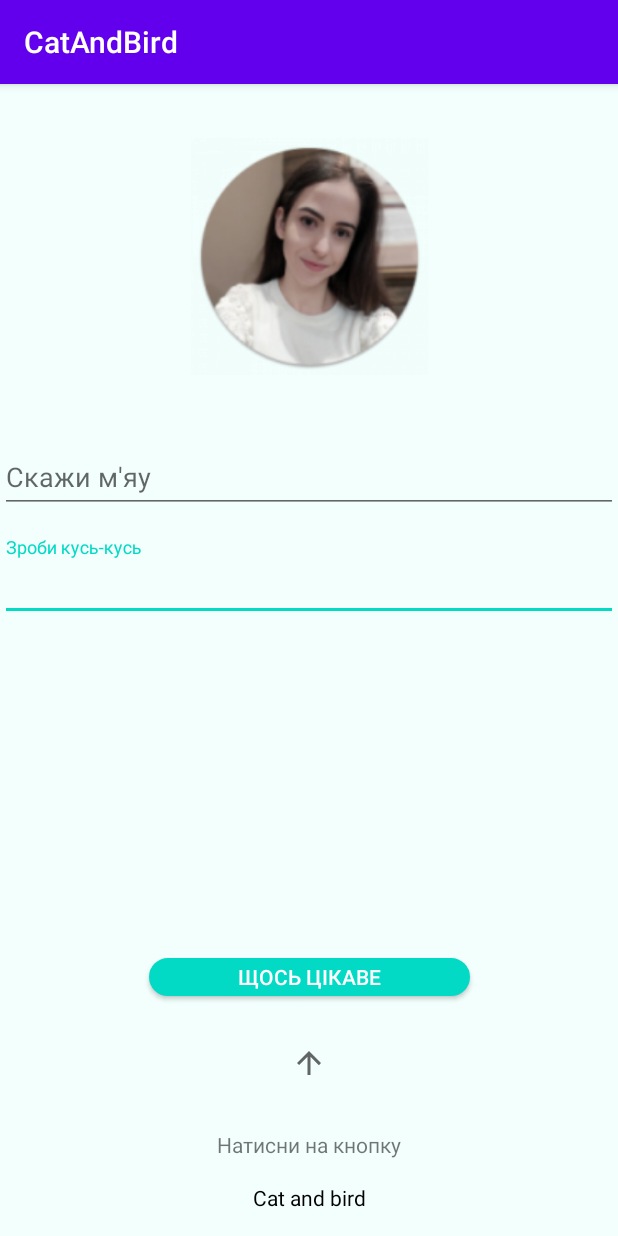
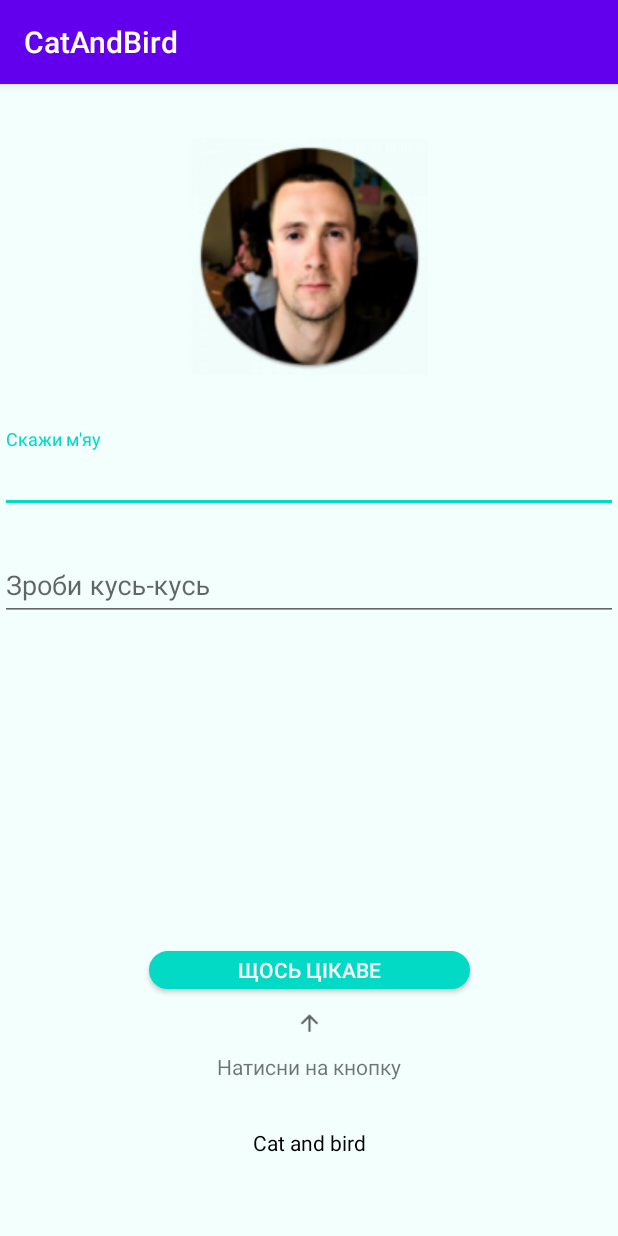
Before and after one commit to yurasika25/KotlinProject, an Android app: the screen it shows after launch (MainActivity), on a phone screen of 412 x 824 dp. Run offline under Robolectric (Android 15) with nearby library versions, the phone set to English and light mode, and no system bars.

Commit message:
Новий проект на Котліні + without mistakes + mew button binding + recyclerView with two columns (19.10.2020)

```diff
--- a/app/build.gradle
+++ b/app/build.gradle
@@ -26,14 +26,15 @@ android {
 dependencies {
     implementation fileTree(dir: "libs", include: ["*.jar"])
     implementation "org.jetbrains.kotlin:kotlin-stdlib:$kotlin_version"
-    implementation 'androidx.core:core-ktx:1.3.1'
+    implementation 'androidx.core:core-ktx:1.3.2'
     implementation 'com.github.bumptech.glide:glide:4.11.0'
     implementation 'androidx.appcompat:appcompat:1.2.0'
-    implementation 'androidx.constraintlayout:constraintlayout:2.0.1'
+    implementation 'androidx.constraintlayout:constraintlayout:2.0.2'
     implementation 'com.google.android.material:material:1.2.1'
     testImplementation 'junit:junit:4.12'
     implementation 'androidx.legacy:legacy-support-v4:1.0.0'
     androidTestImplementation 'androidx.test.ext:junit:1.1.2'
     androidTestImplementation 'androidx.test.espresso:espresso-core:3.3.0'
+    implementation "androidx.window:window:1.0.0-alpha01"
 
 }
--- a/app/src/main/AndroidManifest.xml
+++ b/app/src/main/AndroidManifest.xml
@@ -1,6 +1,7 @@
 <?xml version="1.0" encoding="utf-8"?>
 <manifest xmlns:android="http://schemas.android.com/apk/res/android"
     package="ru.startandroid.develop.catandbird">
+    <uses-permission android:name="android.permission.SYSTEM_ALERT_WINDOW"/>
     <uses-permission android:name="android.permission.INTERNET">
         </uses-permission>
 
@@ -11,6 +12,7 @@
         android:label="@string/app_name"
         android:roundIcon="@drawable/mysmileone"
         android:supportsRtl="true"
+        android:hardwareAccelerated="true"
         android:theme="@style/AppTheme">
         <activity android:name=".screens.main.MainActivity">
             <intent-filter>
--- a/app/src/main/java/ru/startandroid/develop/catandbird/screens/list/PhotoPresenter.kt
+++ b/app/src/main/java/ru/startandroid/develop/catandbird/screens/list/PhotoPresenter.kt
@@ -2,5 +2,6 @@ package ru.startandroid.develop.catandbird.screens.list
 
 class PhotoPresenter {
     fun exitFromView() {}
-    fun enterWithView(photosActivity: FragmentPhoto?) {}
+fun enterWithView(photosActivity: FragmentPhoto?) {}
+
 }
--- a/app/src/main/java/ru/startandroid/develop/catandbird/screens/list/TestModel.kt
+++ b/app/src/main/java/ru/startandroid/develop/catandbird/screens/list/TestModel.kt
@@ -2,12 +2,12 @@ package ru.startandroid.develop.catandbird.screens.list
 
 import android.net.Uri
 
-class TestModel {
+ class TestModel {
     var title: String? = null
     var worlds: String? = null
     var time: String? = null
 
-    constructor(parse: Uri?) {}
+    constructor(parse: String) {}
 
     var image: Uri? = null
 
--- a/app/src/main/java/ru/startandroid/develop/catandbird/screens/main/MainActivity.kt
+++ b/app/src/main/java/ru/startandroid/develop/catandbird/screens/main/MainActivity.kt
@@ -36,5 +36,7 @@ class MainActivity : AppCompatActivity(), MainView {
         goToOneFragment()
     }
 
-    override fun navigateToPhoto() {}
+    override fun navigateToPhoto() {
+
+    }
 }
--- a/app/src/main/java/ru/startandroid/develop/catandbird/screens/two/FragmentTwo.kt
+++ b/app/src/main/java/ru/startandroid/develop/catandbird/screens/two/FragmentTwo.kt
@@ -33,6 +33,7 @@ class FragmentTwo : Fragment(), TwoView {
     ): View? {
         // Inflate the layout for this fragment
         val view = inflater.inflate(R.layout.fragment_two, container, false)
+
         constraintLayout = view.findViewById(R.id.twoContainer)
         presenter = TwoPresenter()
         val button = view.findViewById<Button>(R.id.RedB)
--- a/app/src/main/res/drawable-v24/circle_one.xml
+++ b/app/src/main/res/drawable-v24/circle_one.xml
@@ -2,5 +2,5 @@
 <shape xmlns:android="http://schemas.android.com/apk/res/android">
 <stroke android:color="#FDFDFD" android:width="1dp"/>
     <corners android:radius="20dp"/>
-    <solid android:color="@color/colorAccent"/>
+    <solid android:color="@color/colorAccent" />
 </shape>
--- a/app/src/main/res/drawable/ic_baseline_arrow_upward_24.xml
+++ b/app/src/main/res/drawable/ic_baseline_arrow_upward_24.xml
@@ -5,6 +5,6 @@
     android:viewportHeight="24"
     android:tint="?attr/colorControlNormal">
   <path
-      android:fillColor="@android:color/white"
+      android:fillColor="@android:color/holo_green_dark"
       android:pathData="M4,12l1.41,1.41L11,7.83V20h2V7.83l5.58,5.59L20,12l-8,-8 -8,8z"/>
 </vector>
--- a/app/src/main/res/layout/fragment_one.xml
+++ b/app/src/main/res/layout/fragment_one.xml
@@ -1,11 +1,20 @@
 <?xml version="1.0" encoding="utf-8"?>
-<androidx.constraintlayout.widget.ConstraintLayout xmlns:android="http://schemas.android.com/apk/res/android"
+<androidx.core.widget.NestedScrollView xmlns:android="http://schemas.android.com/apk/res/android"
     xmlns:app="http://schemas.android.com/apk/res-auto"
     xmlns:tools="http://schemas.android.com/tools"
     android:layout_width="match_parent"
     android:layout_height="match_parent"
     android:background="@color/colorNice"
     tools:context=".screens.main.MainActivity">
+
+    <androidx.constraintlayout.widget.ConstraintLayout
+        android:layout_width="match_parent"
+        android:layout_height="wrap_content"
+        app:layout_constraintBottom_toBottomOf="parent"
+        app:layout_constraintEnd_toEndOf="parent"
+        app:layout_constraintStart_toStartOf="parent"
+        app:layout_constraintTop_toTopOf="parent">
+
 
         <ImageView
             android:id="@+id/imageView2"
@@ -16,28 +25,31 @@
             app:layout_constraintEnd_toEndOf="parent"
             app:layout_constraintStart_toStartOf="parent"
             app:layout_constraintTop_toTopOf="parent"
-        app:srcCompat="@drawable/ania" />
+            app:srcCompat="@drawable/design" />
 
         <TextView
             android:id="@+id/textView"
             android:layout_width="wrap_content"
             android:layout_height="wrap_content"
-        android:text="Натисни на кнопку"
-        android:layout_marginBottom="16dp"
-        app:layout_constraintBottom_toTopOf="@+id/textView2"
+            android:layout_marginTop="578dp"
+            android:text="@string/Click"
+            app:layout_constraintBottom_toBottomOf="parent"
             app:layout_constraintEnd_toEndOf="parent"
-        app:layout_constraintStart_toStartOf="parent" />
+            app:layout_constraintStart_toStartOf="parent"
+            app:layout_constraintTop_toTopOf="parent" />
 
         <TextView
             android:id="@+id/textView2"
             android:layout_width="wrap_content"
             android:layout_height="wrap_content"
-        android:text="Cat and bird"
+            android:layout_marginTop="696dp"
             android:layout_marginBottom="16dp"
+            android:text="@string/Catting"
             android:textColor="@color/design_default_color_on_secondary"
             app:layout_constraintBottom_toBottomOf="parent"
             app:layout_constraintEnd_toEndOf="parent"
-        app:layout_constraintStart_toStartOf="parent" />
+            app:layout_constraintStart_toStartOf="parent"
+            app:layout_constraintTop_toTopOf="parent" />
 
         <com.google.android.material.textfield.TextInputLayout
             android:id="@+id/passwordIL"
@@ -53,7 +65,7 @@
                 android:id="@+id/passwordET"
                 android:layout_width="match_parent"
                 android:layout_height="wrap_content"
-            android:hint="Зроби кусь-кусь"
+                android:hint="@string/cost"
                 tools:ignore="MissingConstraints" />
 
         </com.google.android.material.textfield.TextInputLayout>
@@ -62,8 +74,8 @@
             android:id="@+id/phoneIL"
             android:layout_width="0dp"
             android:layout_height="wrap_content"
+            android:layout_marginTop="36dp"
             app:layout_constraintEnd_toEndOf="parent"
-        android:layout_marginTop="36dp"
             app:layout_constraintStart_toStartOf="parent"
             app:layout_constraintTop_toBottomOf="@+id/imageView2"
             tools:ignore="MissingConstraints">
@@ -72,7 +84,7 @@
                 android:id="@+id/phoneNumberET"
                 android:layout_width="match_parent"
                 android:layout_height="wrap_content"
-            android:hint="Скажи м'яу" />
+                android:hint="@string/mia" />
         </com.google.android.material.textfield.TextInputLayout>
 
 
@@ -80,25 +92,28 @@
             android:id="@+id/loginButton"
             android:layout_width="214dp"
             android:layout_height="25dp"
+            android:layout_marginTop="450dp"
             android:background="@drawable/never"
-        android:text="Щось цікаве"
+            android:text="@string/something"
             android:textAllCaps="true"
             android:textColor="@color/colorWhite"
-        app:layout_constraintBottom_toTopOf="@+id/textView"
+            app:layout_constraintBottom_toBottomOf="parent"
             app:layout_constraintEnd_toEndOf="parent"
             app:layout_constraintStart_toStartOf="parent"
-        app:layout_constraintTop_toBottomOf="@+id/passwordIL"
-        app:layout_constraintVertical_bias="0.716"
+            app:layout_constraintTop_toTopOf="parent"
             tools:ignore="MissingConstraints" />
 
         <ImageView
             android:id="@+id/imageView5"
-        android:layout_width="wrap_content"
-        android:layout_height="wrap_content"
-        app:layout_constraintBottom_toTopOf="@+id/textView"
+            android:layout_width="22dp"
+            android:layout_height="17dp"
+            android:layout_marginTop="520dp"
+            app:layout_constraintBottom_toBottomOf="parent"
             app:layout_constraintEnd_toEndOf="parent"
             app:layout_constraintStart_toStartOf="parent"
-        app:layout_constraintTop_toBottomOf="@+id/loginButton"
-        app:srcCompat="@drawable/ic_baseline_arrow_upward_24" />
+            app:layout_constraintTop_toTopOf="parent"
+            app:srcCompat="@drawable/ic_baseline_arrow_upward_24"
+            android:contentDescription="@string/todo" />
+    </androidx.constraintlayout.widget.ConstraintLayout>
 
-</androidx.constraintlayout.widget.ConstraintLayout>
+</androidx.core.widget.NestedScrollView>
--- a/app/src/main/res/layout/photo_main.xml
+++ b/app/src/main/res/layout/photo_main.xml
@@ -7,9 +7,9 @@
     android:layout_height="match_parent">
 
     <androidx.recyclerview.widget.RecyclerView
+        android:id="@+id/recyclerView"
         android:layout_width="match_parent"
         android:layout_height="match_parent"
-        android:id="@+id/recyclerView"
         app:layout_constraintBottom_toBottomOf="parent"
         app:layout_constraintEnd_toEndOf="parent"
         app:layout_constraintStart_toStartOf="parent"
--- a/app/src/main/res/layout/register.xml
+++ b/app/src/main/res/layout/register.xml
@@ -1,7 +1,6 @@
 <?xml version="1.0" encoding="utf-8"?>
 <androidx.core.widget.NestedScrollView xmlns:android="http://schemas.android.com/apk/res/android"
     xmlns:app="http://schemas.android.com/apk/res-auto"
-    xmlns:tools="http://schemas.android.com/tools"
     android:layout_width="match_parent"
     android:layout_height="match_parent"
     android:background="@color/colorNice">
--- a/app/src/main/res/values/strings.xml
+++ b/app/src/main/res/values/strings.xml
@@ -9,7 +9,11 @@
     <string name="hello_blank_fragment">Hello blank fragment</string>
     <string name="red">Red</string>
     <string name="green">Green</string>
+    <string name="newcar">TextView</string>
+    <string name="mia">Скажи м\'яу</string>
+    <string name="something">Щось цікаве</string>
+    <string name="cost">Зроби кусь-кусь</string>
+    <string name="Catting">Cat and bird</string>
+    <string name="Click">Натисни на кнопку</string>
     <string name="todo">TODO</string>
-    <string name="newcar">TextView</string>
-    <string name="mia">М\'яу</string>
 </resources>
--- a/build.gradle
+++ b/build.gradle
@@ -6,7 +6,7 @@ buildscript {
         jcenter()
     }
     dependencies {
-        classpath "com.android.tools.build:gradle:4.0.1"
+        classpath 'com.android.tools.build:gradle:4.0.2'
         classpath "org.jetbrains.kotlin:kotlin-gradle-plugin:$kotlin_version"
 
         // NOTE: Do not place your application dependencies here; they belong
```
Also changed, not shown: app/src/main/java/ru/startandroid/develop/catandbird/screens/list/FragmentPhoto.kt (+11 -1 lines), app/src/main/java/ru/startandroid/develop/catandbird/screens/list/MyAdapter.kt (+20 -2 lines), app/src/main/java/ru/startandroid/develop/catandbird/screens/list/PhotoView.kt (+1 -12 lines), app/src/main/res/layout/fragment_two.xml (+6 -6 lines), app/src/main/res/layout/item_two_test.xml (+14 -10 lines), app/src/main/res/drawable/design.png (renamed from app/src/main/res/drawable/myphoto.png). Lines whose indentation alone changed are shown as unchanged.
